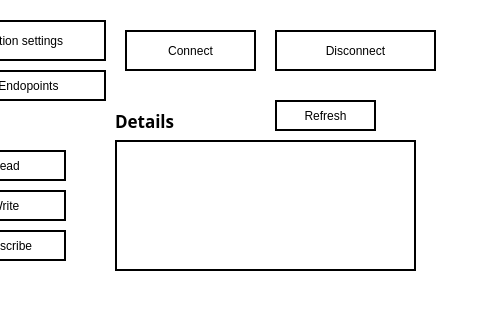
The window that opc-client/mainWindow.ui (alexlocastro/industrial-informatics-opc-ua-python) describes before a commit, drawn with Qt 5; both pictures show x 525 to 1005 and y 0 to 320 of the 1005 by 734 pixel window.
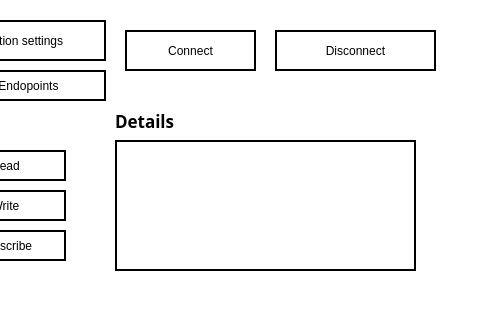
The same window after the commit.

Commit message: fix bug on close window

```diff
--- a/opc-client/mainWindow.ui
+++ b/opc-client/mainWindow.ui
@@ -138,25 +138,6 @@
      <string>Disconnect</string>
     </property>
    </widget>
-   <widget class="QPushButton" name="refAttrButton">
-    <property name="geometry">
-     <rect>
-      <x>800</x>
-      <y>100</y>
-      <width>101</width>
-      <height>31</height>
-     </rect>
-    </property>
-    <property name="styleSheet">
-     <string notr="true">QPushButton {
-	background-color: white;
-	border: 2px solid black;
-}</string>
-    </property>
-    <property name="text">
-     <string>Refresh</string>
-    </property>
-   </widget>
    <widget class="QTextEdit" name="logTextEdit">
     <property name="geometry">
      <rect>
```
Left out of the diff: 3 changed lines with no effect on the pictures. The commit also changes 2 other files.
